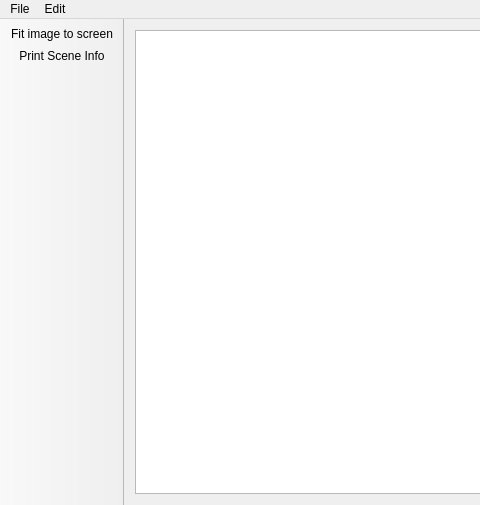
Before: the Qt Designer form KinectProject/PrivacyEditor/MainWindow.ui in d3ce1t/PrivacyProject, drawn with Qt 5; both pictures show x 0 to 480 and y 0 to 505 of the 809 by 505 pixel window.
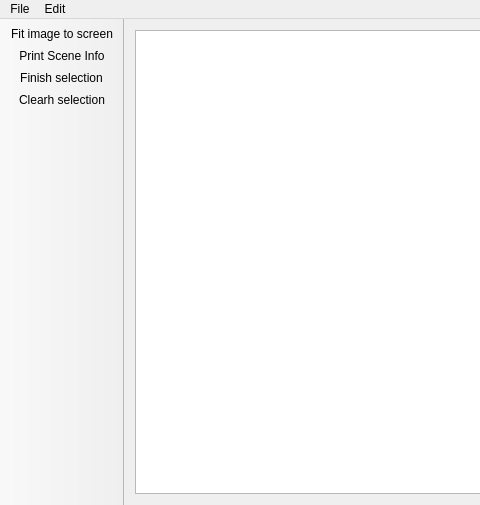
After: the same form once the commit is applied. Icons and pictures are not drawn.

What changed in the file:
```diff
--- a/KinectProject/PrivacyEditor/MainWindow.ui
+++ b/KinectProject/PrivacyEditor/MainWindow.ui
@@ -116,6 +116,8 @@
    </attribute>
    <addaction name="actionFit_image_to_screen"/>
    <addaction name="actionPrint_Scene_Info"/>
+   <addaction name="actionFinish_selection"/>
+   <addaction name="actionClearh_selection"/>
   </widget>
   <action name="actionOpen_folder">
    <property name="icon">
@@ -159,6 +161,24 @@
     <string>Print Scene Info</string>
    </property>
   </action>
+  <action name="actionFinish_selection">
+   <property name="icon">
+    <iconset resource="resources.qrc">
+     <normaloff>:/icons/icons/process-stop.svg</normaloff>:/icons/icons/process-stop.svg</iconset>
+   </property>
+   <property name="text">
+    <string>Finish selection</string>
+   </property>
+  </action>
+  <action name="actionClearh_selection">
+   <property name="icon">
+    <iconset resource="resources.qrc">
+     <normaloff>:/icons/icons/edit-clear.svg</normaloff>:/icons/icons/edit-clear.svg</iconset>
+   </property>
+   <property name="text">
+    <string>Clearh selection</string>
+   </property>
+  </action>
  </widget>
  <layoutdefault spacing="6" margin="11"/>
  <resources>
```
